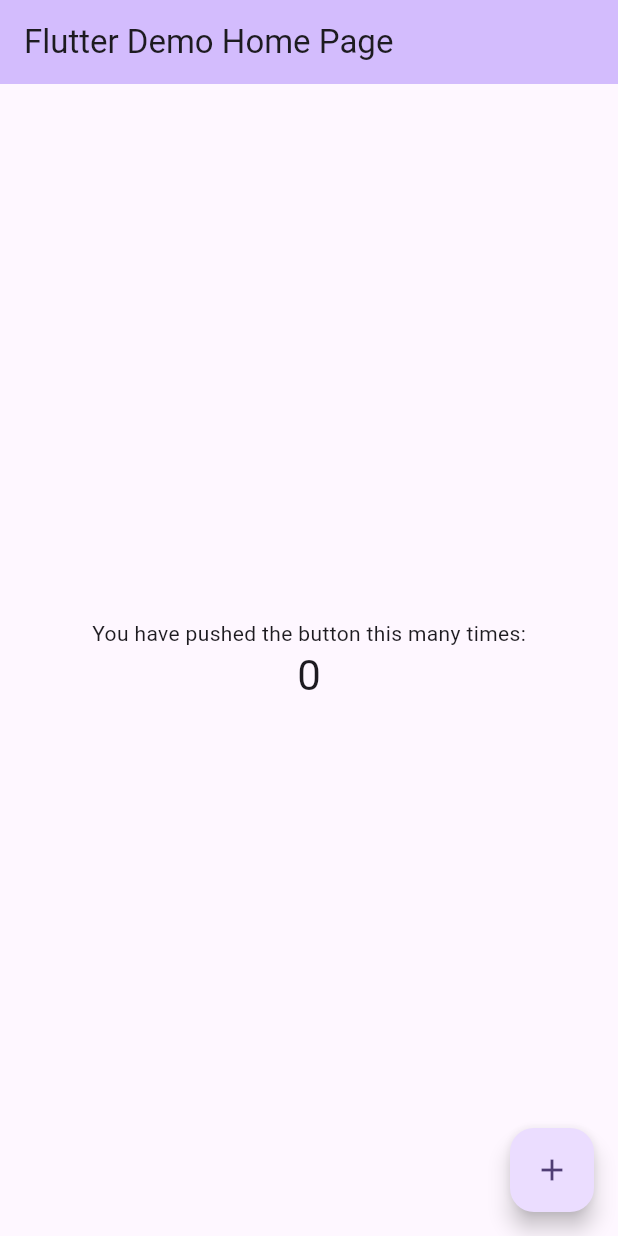
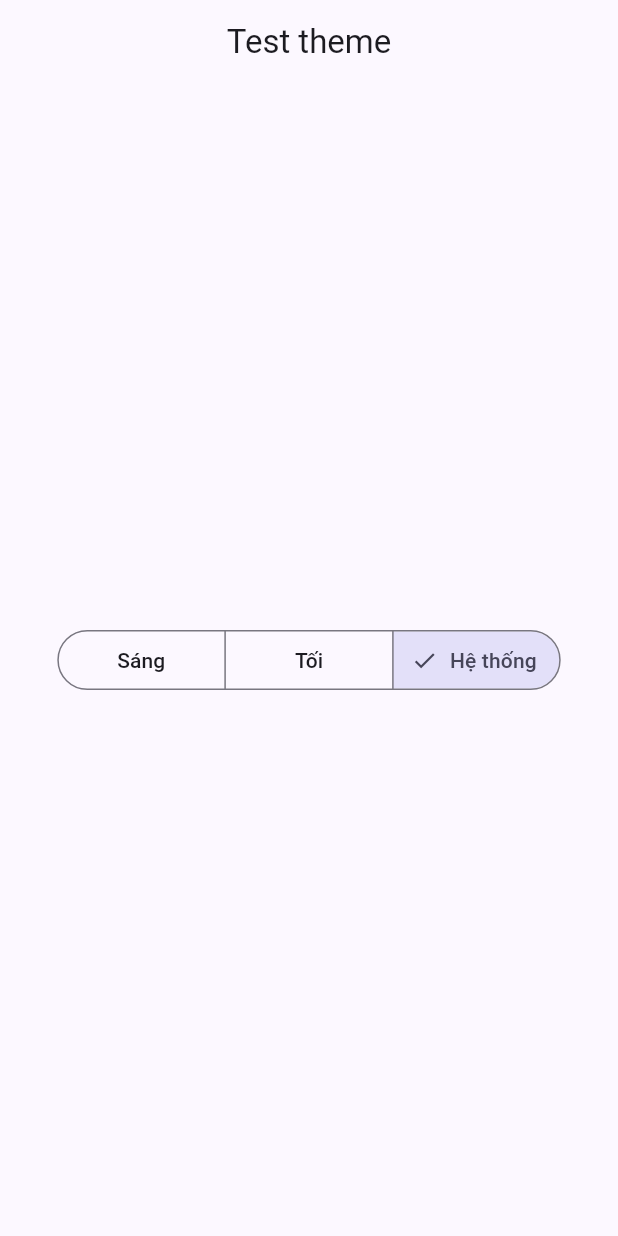
Before and after one commit to Hieuu066/2026_2027_1_1_LTTBDD_N02_Nhom_05, a Flutter app: the screen it shows after launch, on a phone screen of 412 x 824 dp. Run offline on Flutter 3.47's test engine with Material 3 defaults, Android fonts, the phone set to English and light mode, and no system bars.

Commit message:
Theme sang/toi, bang mau, cau truc thu muc

```diff
--- /dev/null
+++ b/lib/core/theme/app_colors.dart
@@ -0,0 +1,16 @@
+import 'package:flutter/material.dart';
+
+/// Bảng màu chung của app.
+class AppColors {
+  AppColors._();
+
+  // Màu chủ đạo
+  static const Color seed = Color(0xFF6C63FF);
+
+  // Màu theo cảm xúc
+  static const Color moodVeryHappy = Color(0xFF4CAF50);
+  static const Color moodHappy = Color(0xFF8BC34A);
+  static const Color moodNeutral = Color(0xFFFFC107);
+  static const Color moodSad = Color(0xFFFF9800);
+  static const Color moodVerySad = Color(0xFFF44336);
+}
--- /dev/null
+++ b/lib/core/theme/app_theme.dart
@@ -0,0 +1,32 @@
+import 'package:flutter/material.dart';
+import 'app_colors.dart';
+
+class AppTheme {
+  AppTheme._();
+
+  static ThemeData get light => _build(Brightness.light);
+  static ThemeData get dark => _build(Brightness.dark);
+
+  static ThemeData _build(Brightness brightness) {
+    final scheme = ColorScheme.fromSeed(
+      seedColor: AppColors.seed,
+      brightness: brightness,
+    );
+    return ThemeData(
+      useMaterial3: true,
+      colorScheme: scheme,
+      appBarTheme: AppBarTheme(
+        centerTitle: true,
+        backgroundColor: scheme.surface,
+        foregroundColor: scheme.onSurface,
+        elevation: 0,
+      ),
+      bottomNavigationBarTheme: BottomNavigationBarThemeData(
+        type: BottomNavigationBarType.fixed,
+        backgroundColor: scheme.surface,
+        selectedItemColor: scheme.primary,
+        unselectedItemColor: scheme.onSurfaceVariant,
+      ),
+    );
+  }
+}
--- a/lib/main.dart
+++ b/lib/main.dart
@@ -1,121 +1,53 @@
 import 'package:flutter/material.dart';
+import 'package:provider/provider.dart';
+import 'core/theme/app_theme.dart';
+import 'providers/theme_provider.dart';
 
 void main() {
-  runApp(const MyApp());
+  runApp(
+    MultiProvider(
+      providers: [
+        ChangeNotifierProvider(create: (_) => ThemeProvider()),
+      ],
+      child: const MyApp(),
+    ),
+  );
 }
 
 class MyApp extends StatelessWidget {
   const MyApp({super.key});
 
-  // This widget is the root of your application.
   @override
   Widget build(BuildContext context) {
+    final themeProvider = context.watch<ThemeProvider>();
     return MaterialApp(
-      title: 'Flutter Demo',
-      theme: ThemeData(
-        // This is the theme of your application.
-        //
-        // TRY THIS: Try running your application with "flutter run". You'll see
-        // the application has a purple toolbar. Then, without quitting the app,
-        // try changing the seedColor in the colorScheme below to Colors.green
-        // and then invoke "hot reload" (save your changes or press the "hot
-        // reload" button in a Flutter-supported IDE, or press "r" if you used
-        // the command line to start the app).
-        //
-        // Notice that the counter didn't reset back to zero; the application
-        // state is not lost during the reload. To reset the state, use hot
-        // restart instead.
-        //
-        // This works for code too, not just values: Most code changes can be
-        // tested with just a hot reload.
-        colorScheme: .fromSeed(seedColor: Colors.deepPurple),
-      ),
-      home: const MyHomePage(title: 'Flutter Demo Home Page'),
+      debugShowCheckedModeBanner: false,
+      theme: AppTheme.light,
+      darkTheme: AppTheme.dark,
+      themeMode: themeProvider.mode,
+      home: const _ThemeTestScreen(),
     );
   }
 }
 
-class MyHomePage extends StatefulWidget {
-  const MyHomePage({super.key, required this.title});
-
-  // This widget is the home page of your application. It is stateful, meaning
-  // that it has a State object (defined below) that contains fields that affect
-  // how it looks.
-
-  // This class is the configuration for the state. It holds the values (in this
-  // case the title) provided by the parent (in this case the App widget) and
-  // used by the build method of the State. Fields in a Widget subclass are
-  // always marked "final".
-
-  final String title;
-
-  @override
-  State<MyHomePage> createState() => _MyHomePageState();
-}
-
-class _MyHomePageState extends State<MyHomePage> {
-  int _counter = 0;
-
-  void _incrementCounter() {
-    setState(() {
-      // This call to setState tells the Flutter framework that something has
-      // changed in this State, which causes it to rerun the build method below
-      // so that the display can reflect the updated values. If we changed
-      // _counter without calling setState(), then the build method would not be
-      // called again, and so nothing would appear to happen.
-      _counter++;
-    });
-  }
+class _ThemeTestScreen extends StatelessWidget {
+  const _ThemeTestScreen();
 
   @override
   Widget build(BuildContext context) {
-    // This method is rerun every time setState is called, for instance as done
-    // by the _incrementCounter method above.
-    //
-    // The Flutter framework has been optimized to make rerunning build methods
-    // fast, so that you can just rebuild anything that needs updating rather
-    // than having to individually change instances of widgets.
+    final themeProvider = context.watch<ThemeProvider>();
     return Scaffold(
-      appBar: AppBar(
-        // TRY THIS: Try changing the color here to a specific color (to
-        // Colors.amber, perhaps?) and trigger a hot reload to see the AppBar
-        // change color while the other colors stay the same.
-        backgroundColor: Theme.of(context).colorScheme.inversePrimary,
-        // Here we take the value from the MyHomePage object that was created by
-        // the App.build method, and use it to set our appbar title.
-        title: Text(widget.title),
-      ),
+      appBar: AppBar(title: const Text('Test theme')),
       body: Center(
-        // Center is a layout widget. It takes a single child and positions it
-        // in the middle of the parent.
-        child: Column(
-          // Column is also a layout widget. It takes a list of children and
-          // arranges them vertically. By default, it sizes itself to fit its
-          // children horizontally, and tries to be as tall as its parent.
-          //
-          // Column has various properties to control how it sizes itself and
-          // how it positions its children. Here we use mainAxisAlignment to
-          // center the children vertically; the main axis here is the vertical
-          // axis because Columns are vertical (the cross axis would be
-          // horizontal).
-          //
-          // TRY THIS: Invoke "debug painting" (choose the "Toggle Debug Paint"
-          // action in the IDE, or press "p" in the console), to see the
-          // wireframe for each widget.
-          mainAxisAlignment: .center,
-          children: [
-            const Text('You have pushed the button this many times:'),
-            Text(
-              '$_counter',
-              style: Theme.of(context).textTheme.headlineMedium,
-            ),
+        child: SegmentedButton<ThemeMode>(
+          segments: const [
+            ButtonSegment(value: ThemeMode.light, label: Text('Sáng')),
+            ButtonSegment(value: ThemeMode.dark, label: Text('Tối')),
+            ButtonSegment(value: ThemeMode.system, label: Text('Hệ thống')),
           ],
+          selected: {themeProvider.mode},
+          onSelectionChanged: (s) => themeProvider.setMode(s.first),
         ),
-      ),
-      floatingActionButton: FloatingActionButton(
-        onPressed: _incrementCounter,
-        tooltip: 'Increment',
-        child: const Icon(Icons.add),
       ),
     );
   }
--- /dev/null
+++ b/lib/providers/theme_provider.dart
@@ -0,0 +1,13 @@
+//chế độ sáng tối của giao diện
+import 'package:flutter/material.dart';
+
+class ThemeProvider extends ChangeNotifier {
+  ThemeMode _mode = ThemeMode.system;
+  ThemeMode get mode => _mode;
+
+  void setMode(ThemeMode mode) {
+    if (_mode == mode) return;
+    _mode = mode;
+    notifyListeners();
+  }
+}
--- a/pubspec.yaml
+++ b/pubspec.yaml
@@ -34,6 +34,7 @@ dependencies:
   # The following adds the Cupertino Icons font to your application.
   # Use with the CupertinoIcons class for iOS style icons.
   cupertino_icons: ^1.0.8
+  provider: ^6.1.5+1
 
 dev_dependencies:
   flutter_test:
```
Also changed, not shown: pubspec.lock.
